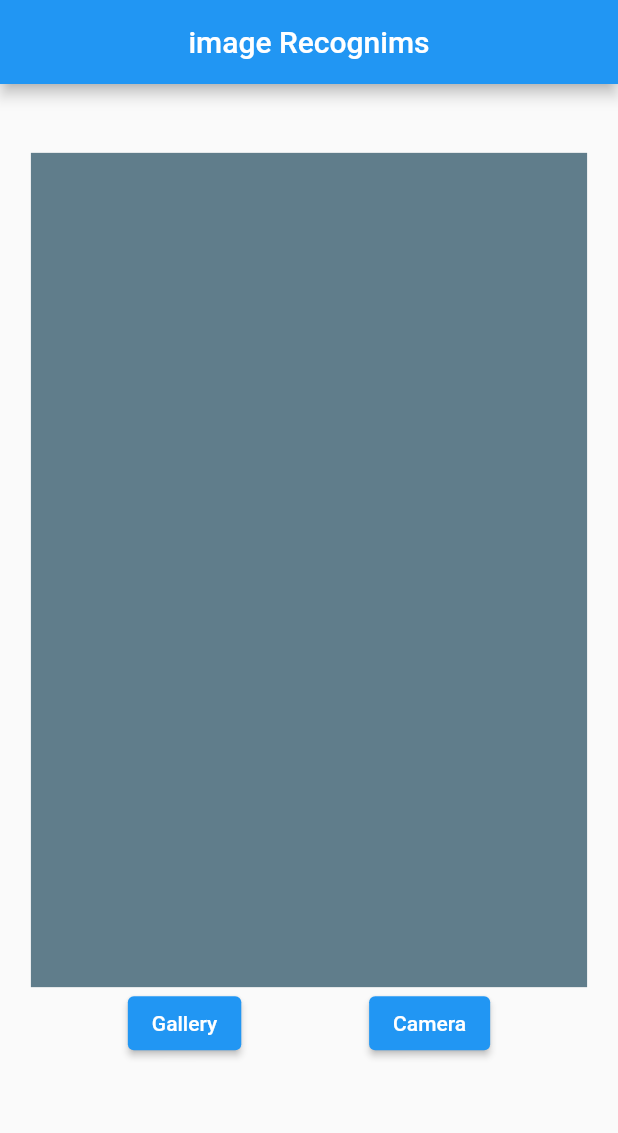
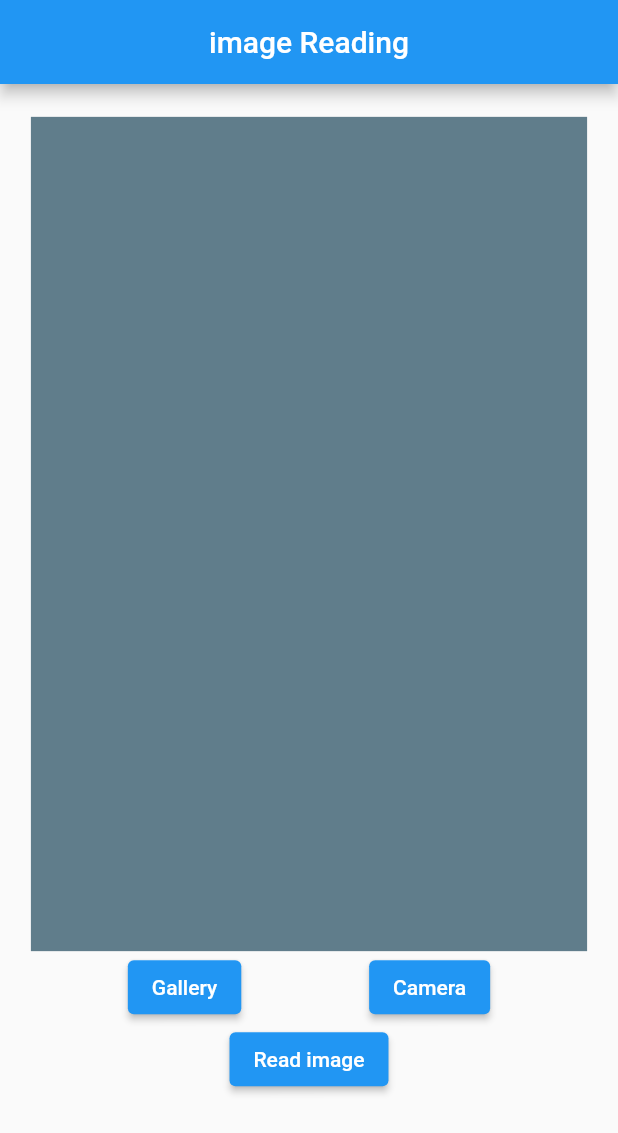
Before and after one commit to kodisinghe2021/pharma_go_v2_app, a Flutter app: the screen it shows after launch, scrolled down 56 dp, after a tap on "Gallery", on a phone screen of 412 x 824 dp. Shown: the top 1133 px of the screen. Run offline on Flutter 3.47's test engine with Material 2 defaults, Android fonts, the phone set to English and light mode, and no system bars; our stand-ins replace firebase_core, get, image_picker; missing offline and left inert: google_ml_kit; accounts and stored records are empty.

Commit message:
image-read-set-v1

```diff
--- /dev/null
+++ b/lib/constant/colurs.dart
@@ -0,0 +1,5 @@
+import 'package:flutter/material.dart';
+
+const Color kPrimaryYellow = Color(0XFFF99417);
+const Color kLowWhite = Color(0XFFF5F5F5);
+const Color kLowBlack = Color(0XFF03001C);
--- /dev/null
+++ b/lib/controllers/home/home_binding.dart
@@ -0,0 +1,19 @@
+import 'package:get/get.dart';
+import 'package:pharma_go_v2_app/controllers/home/home_controller.dart';
+
+class HomeBinding extends Bindings {
+  @override
+  void dependencies() {
+    Get.put<HomeController>(HomeController());
+  }
+}
+
+
+// class HomeBinding extends Bindings {
+//   @override
+//   void dependencies() {
+//     Get.put<HomeController>(
+//       HomeController(),
+//     );
+//   }
+// }
--- /dev/null
+++ b/lib/controllers/home/home_controller.dart
@@ -0,0 +1,55 @@
+import 'package:get/get.dart';
+import 'package:google_ml_kit/google_ml_kit.dart';
+import 'package:image_picker/image_picker.dart';
+
+class HomeController extends GetxController {
+  var textScanning = false.obs;
+
+  XFile? imageFile;
+
+  var scannedText = ''.obs;
+
+  Future<void> getImage(ImageSource imageSource) async {
+    try {
+      final pickedImage = await ImagePicker().pickImage(source: imageSource);
+      if (pickedImage != null) {
+        textScanning.value = true;
+        imageFile = pickedImage;
+      //  getRecognisedText(pickedImage);
+      }
+    } catch (e) {
+      textScanning.value = false;
+      imageFile = null;
+      scannedText.value = "error text";
+    }
+  }
+
+ Future <void> getRecognisedText(XFile? imageFile) async {
+    try {
+      //^ get image from the file using file path
+      final inputImage = InputImage.fromFilePath(imageFile!.path);
+
+      //^ make RecognizedText object
+      final textDetector = GoogleMlKit.vision.textRecognizer();
+      //^ get text block as RecognizedText
+      RecognizedText recognizedText =
+          await textDetector.processImage(inputImage);
+
+      //^ close detector and clear scannedText variable
+      await textDetector.close();
+      scannedText.value = "";
+
+      //^read lines from blocks
+      for (TextBlock block in recognizedText.blocks) {
+        for (TextLine line in block.lines) {
+          scannedText.value = "$scannedText${line.text}\n";
+        }
+      }
+
+      textScanning.value = false;
+    } catch (e) {
+      scannedText.value = "Not Readable";
+      textScanning.value = false;
+    }
+  }
+}
--- a/lib/home_page.dart
+++ b/lib/home_page.dart
@@ -1,53 +1,48 @@
 import 'dart:io';
 
 import 'package:flutter/material.dart';
-import 'package:google_ml_kit/google_ml_kit.dart';
+import 'package:get/get.dart';
 import 'package:image_picker/image_picker.dart';
+import 'package:pharma_go_v2_app/controllers/home/home_controller.dart';
 
-class HomePage extends StatefulWidget {
+class HomePage extends GetView<HomeController> {
   const HomePage({super.key});
 
-  @override
-  State<HomePage> createState() => _HomePageState();
-}
-
-class _HomePageState extends State<HomePage> {
-  bool textScanning = false;
-
-  XFile? imageFile;
-
-  String scannedText = '';
-
+  //* build method
   @override
   Widget build(BuildContext context) {
     Size screenSize = MediaQuery.of(context).size;
     return Scaffold(
+      //^ Appbar
       appBar: AppBar(
-        title: const Text("image Recognims"),
+        title: const Text("image Reading"),
         centerTitle: true,
       ),
+
+      //^ body
       body: SingleChildScrollView(
         physics: const BouncingScrollPhysics(),
         child: SizedBox(
           width: screenSize.width,
           height: screenSize.height,
-          child: Column(
+          child: Obx(
+            () =>  Column(
               mainAxisAlignment: MainAxisAlignment.center,
               crossAxisAlignment: CrossAxisAlignment.center,
               children: [
-              if (textScanning) const CircularProgressIndicator(),
-              if (!textScanning && imageFile == null)
+                if (controller.textScanning.value) const CircularProgressIndicator(),
+                if (!controller.textScanning.value && controller.imageFile == null)
                   Container(
                     width: screenSize.width * .9,
                     height: screenSize.width * 1.35,
                     color: Colors.blueGrey,
                   ),
-              if (imageFile != null)
+                if (controller.imageFile != null)
                   SizedBox(
                     width: screenSize.width * .9,
                     height: screenSize.width * 1.35,
                     child: Image.file(
-                    File(imageFile!.path),
+                      File(controller.imageFile!.path),
                       fit: BoxFit.fitHeight,
                     ),
                   ),
@@ -56,55 +51,30 @@ class _HomePageState extends State<HomePage> {
                   children: [
                     ElevatedButton(
                       onPressed: () {
-                      getImage();
+                        controller.getImage(ImageSource.gallery);
                       },
                       child: const Text('Gallery'),
                     ),
                     ElevatedButton(
-                    onPressed: () {},
+                      onPressed: () {
+                        controller.getImage(ImageSource.camera);
+                      },
                       child: const Text('Camera'),
                     ),
                   ],
                 ),
-              Text(scannedText),
+                ElevatedButton(
+                  onPressed: () {
+                    controller.getRecognisedText(controller.imageFile);
+                  },
+                  child: const Text('Read image'),
+                ),
+                Text(controller.scannedText.value),
               ],
+            ),
           ),
         ),
       ),
     );
   }
-
-  void getImage() async {
-    try {
-      final pickedImage =
-          await ImagePicker().pickImage(source: ImageSource.gallery);
-      if (pickedImage != null) {
-        textScanning = true;
-        imageFile = pickedImage;
-        setState(() {});
-        getRecognisedText(pickedImage);
 }
-    } catch (e) {
-      textScanning = false;
-      imageFile = null;
-      setState(() {});
-      scannedText = "error text";
-    }
-  }
-
-  void getRecognisedText(XFile imageFile) async {
-    final inputImage = InputImage.fromFilePath(imageFile.path);
-    final textDetector = GoogleMlKit.vision.textRecognizer();
-    RecognizedText recognizedText = await textDetector.processImage(inputImage);
-    await textDetector.close();
-    scannedText = "";
-
-    for (TextBlock block in recognizedText.blocks) {
-      for (TextLine line in block.lines) {
-        scannedText = "$scannedText${line.text}\n";
-      }
-    }
-    textScanning = false;
-    setState(() {});
-  }
-}
--- a/lib/main.dart
+++ b/lib/main.dart
@@ -1,6 +1,7 @@
 import 'package:firebase_core/firebase_core.dart';
 import 'package:flutter/material.dart';
-import 'package:pharma_go_v2_app/home_page.dart';
+import 'package:get/get.dart';
+import 'package:pharma_go_v2_app/routes/app_pages.dart';
 
 void main() async {
   WidgetsFlutterBinding.ensureInitialized();
@@ -12,9 +13,10 @@ class MyApp extends StatelessWidget {
   const MyApp({super.key});
   @override
   Widget build(BuildContext context) {
-    return const MaterialApp(
+    return GetMaterialApp(
       debugShowCheckedModeBanner: false,
-      home: HomePage(),
+      initialRoute: AppPages.INITIAL,
+      getPages: AppPages.routes,
     );
   }
 }
--- /dev/null
+++ b/lib/routes/app_pages.dart
@@ -0,0 +1,19 @@
+import 'package:flutter/cupertino.dart';
+import 'package:get/get.dart';
+import 'package:pharma_go_v2_app/controllers/home/home_binding.dart';
+import 'package:pharma_go_v2_app/home_page.dart';
+
+part 'routes.dart';
+
+class AppPages {
+  static const INITIAL = Routes.HOME;
+  static final routes = [
+    GetPage(
+      transition: Transition.fade,
+      curve: Curves.bounceIn,
+      name: Paths.HOME,
+      page: () => const HomePage(),
+      binding: HomeBinding(),
+    ),
+  ];
+}
--- /dev/null
+++ b/lib/routes/routes.dart
@@ -0,0 +1,11 @@
+part of 'app_pages.dart';
+
+abstract class Routes{
+Routes._();
+ static const HOME = Paths.HOME;
+}
+
+abstract class Paths{
+  Paths._();
+   static const HOME = '/home';
+}
```
Also changed, not shown: lib/constant/fonts.dart (added), lib/constant/values.dart (added). Lines whose indentation alone changed are shown as unchanged.
